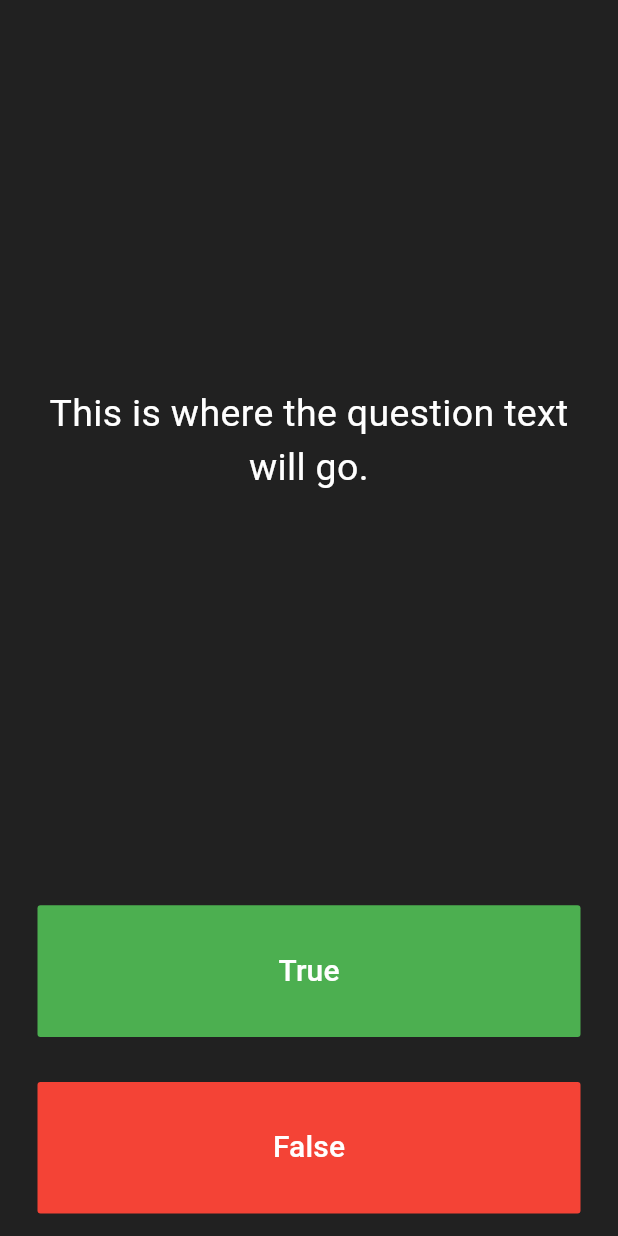
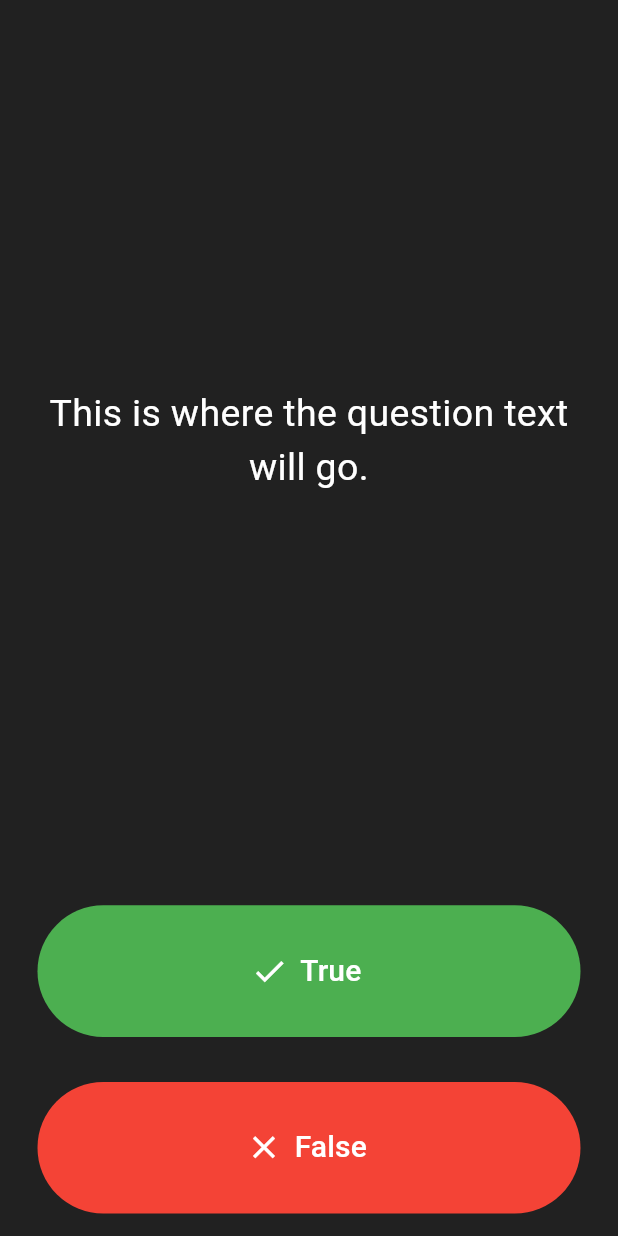
Before and after one commit to Sinjanthu/quzzlerny, a Flutter app: the screen it shows after launch, on a phone screen of 412 x 824 dp. Run offline on Flutter 3.47's test engine with Material 3 defaults, Android fonts, the phone set to English and light mode, and no system bars.

Commit message:
base mnockup

```diff
--- a/lib/main.dart
+++ b/lib/main.dart
@@ -1,11 +1,14 @@
 import 'package:flutter/material.dart';
 
-void main() => runApp(Quizzler());
+void main() => runApp(const Quizzler());
 
 class Quizzler extends StatelessWidget {
+  const Quizzler({super.key});
+
   @override
   Widget build(BuildContext context) {
     return MaterialApp(
+      debugShowCheckedModeBanner: false,
       home: Scaffold(
         backgroundColor: Colors.grey.shade900,
         body: SafeArea(
@@ -20,6 +23,8 @@ class Quizzler extends StatelessWidget {
 }
 
 class QuizPage extends StatefulWidget {
+  const QuizPage({super.key});
+
   @override
   _QuizPageState createState() => _QuizPageState();
 }
@@ -31,7 +36,7 @@ class _QuizPageState extends State<QuizPage> {
       mainAxisAlignment: MainAxisAlignment.spaceBetween,
       crossAxisAlignment: CrossAxisAlignment.stretch,
       children: <Widget>[
-        Expanded(
+        const Expanded(
           flex: 5,
           child: Padding(
             padding: EdgeInsets.all(10.0),
@@ -50,37 +55,36 @@ class _QuizPageState extends State<QuizPage> {
         Expanded(
           child: Padding(
             padding: EdgeInsets.all(15.0),
-            child: FlatButton(
-              textColor: Colors.white,
-              color: Colors.green,
-              child: Text(
+            child: TextButton.icon(
+              style: TextButton.styleFrom(
+                backgroundColor: Colors.green,
+              ),
+              onPressed: () {},
+              icon: const Icon(Icons.check, size: 25, color: Colors.white),
+              label: const Text(
                 'True',
-                style: TextStyle(
-                  color: Colors.white,
-                  fontSize: 20.0,
-                ),
+                style: TextStyle(color: Colors.white, fontSize: 20),
               ),
-              onPressed: () {
-                //The user picked true.
-              },
             ),
           ),
         ),
         Expanded(
           child: Padding(
             padding: EdgeInsets.all(15.0),
-            child: FlatButton(
-              color: Colors.red,
-              child: Text(
+            child: TextButton.icon(
+              style: TextButton.styleFrom(
+                backgroundColor: Colors.red,
+              ),
+              onPressed: () {},
+              icon: const Icon(
+                Icons.close,
+                size: 25,
+                color: Colors.white,
+              ),
+              label: const Text(
                 'False',
-                style: TextStyle(
-                  fontSize: 20.0,
-                  color: Colors.white,
-                ),
+                style: TextStyle(color: Colors.white, fontSize: 20),
               ),
-              onPressed: () {
-                //The user picked false.
-              },
             ),
           ),
         ),
```
Also changed, not shown: pubspec.lock, 1 other file.
